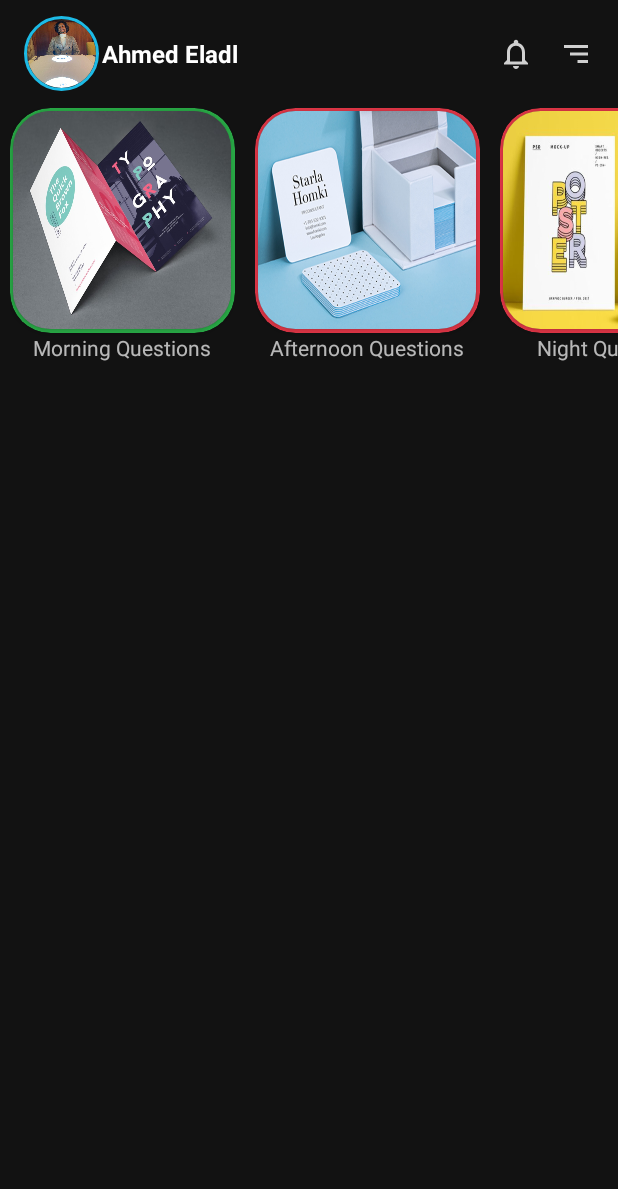
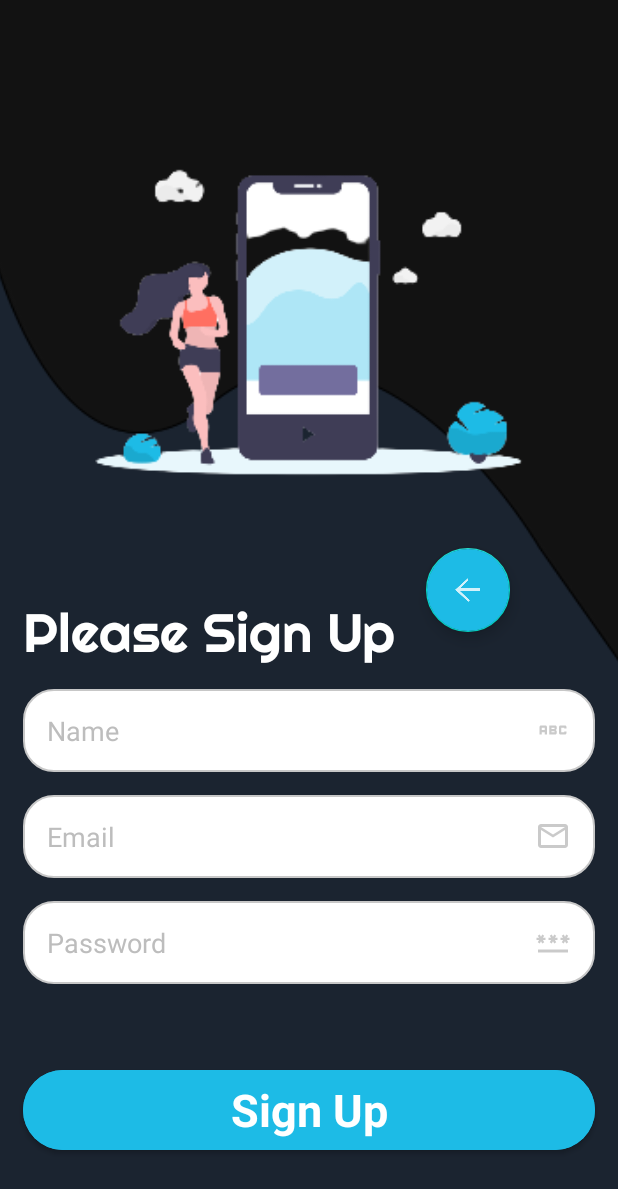
Before and after one commit to ahmedeladl00/health-app, an Android app: the screen it shows after launch (DashboardActivity before the commit, SignUpActivity after it), after a tap on "Log In", on a phone screen of 412 x 824 dp. Shown: the top 1189 px of the screen. Run offline under Robolectric (Android 15) with nearby library versions, the phone set to English and light mode, and no system bars; plain views replace CircularImageView.

Commit message:
Designed the SignUp page:

```diff
--- a/app/src/main/AndroidManifest.xml
+++ b/app/src/main/AndroidManifest.xml
@@ -13,6 +13,9 @@
         android:theme="@style/AppTheme"
         tools:targetApi="31">
         <activity
+            android:name=".SignUpActivity"
+            android:exported="false" />
+        <activity
             android:name=".DashboardActivity"
             android:exported="false" />
         <activity
--- a/app/src/main/java/com/example/jien/MainActivity.java
+++ b/app/src/main/java/com/example/jien/MainActivity.java
@@ -22,7 +22,7 @@ public class MainActivity extends AppCompatActivity {
         logInBtn.setOnClickListener(new View.OnClickListener() {
             @Override
             public void onClick(View v) {
-                Intent intent = new Intent(MainActivity.this, DashboardActivity.class);
+                Intent intent = new Intent(MainActivity.this, SignUpActivity.class);
                 startActivity(intent);
             }
         });
--- /dev/null
+++ b/app/src/main/java/com/example/jien/SignUpActivity.java
@@ -0,0 +1,14 @@
+package com.example.jien;
+
+import androidx.appcompat.app.AppCompatActivity;
+
+import android.os.Bundle;
+
+public class SignUpActivity extends AppCompatActivity {
+
+    @Override
+    protected void onCreate(Bundle savedInstanceState) {
+        super.onCreate(savedInstanceState);
+        setContentView(R.layout.activity_sign_up);
+    }
+}
--- /dev/null
+++ b/app/src/main/res/drawable-anydpi/ic_name.xml
@@ -0,0 +1,11 @@
+<vector xmlns:android="http://schemas.android.com/apk/res/android"
+    android:width="24dp"
+    android:height="24dp"
+    android:viewportWidth="24"
+    android:viewportHeight="24"
+    android:tint="#BDBDBD"
+    android:alpha="0.8">
+  <path
+      android:fillColor="@android:color/white"
+      android:pathData="M21,11h-1.5v-0.5h-2v3h2V13H21v1c0,0.55 -0.45,1 -1,1h-3c-0.55,0 -1,-0.45 -1,-1v-4c0,-0.55 0.45,-1 1,-1h3c0.55,0 1,0.45 1,1V11zM8,10v5H6.5v-1.5h-2V15H3v-5c0,-0.55 0.45,-1 1,-1h3C7.55,9 8,9.45 8,10zM6.5,10.5h-2V12h2V10.5zM13.5,12c0.55,0 1,0.45 1,1v1c0,0.55 -0.45,1 -1,1h-4V9h4c0.55,0 1,0.45 1,1v1C14.5,11.55 14.05,12 13.5,12zM11,10.5v0.75h2V10.5H11zM13,12.75h-2v0.75h2V12.75z"/>
+</vector>
--- /dev/null
+++ b/app/src/main/res/layout/activity_sign_up.xml
@@ -0,0 +1,148 @@
+<?xml version="1.0" encoding="utf-8"?>
+<androidx.constraintlayout.widget.ConstraintLayout xmlns:android="http://schemas.android.com/apk/res/android"
+    xmlns:app="http://schemas.android.com/apk/res-auto"
+    xmlns:tools="http://schemas.android.com/tools"
+    android:layout_width="match_parent"
+    android:layout_height="match_parent"
+    tools:context=".SignUpActivity">
+
+    <ImageView
+        android:id="@+id/imageView"
+        android:layout_width="481dp"
+        android:layout_height="679dp"
+        app:layout_constraintBottom_toBottomOf="parent"
+        app:layout_constraintEnd_toEndOf="parent"
+        app:layout_constraintStart_toStartOf="parent"
+        app:layout_constraintTop_toTopOf="parent"
+        app:layout_constraintVertical_bias="1.0"
+        app:srcCompat="@mipmap/signupbackground" />
+
+    <LinearLayout
+        android:id="@+id/linearLayout"
+        android:layout_width="match_parent"
+        android:layout_height="300dp"
+        android:layout_marginStart="32dp"
+        android:layout_marginTop="65dp"
+        android:layout_marginEnd="32dp"
+        android:orientation="vertical"
+        app:layout_constraintEnd_toEndOf="parent"
+        app:layout_constraintStart_toStartOf="parent"
+        app:layout_constraintHorizontal_bias="1.0"
+
+        app:layout_constraintTop_toTopOf="parent">
+
+        <ImageView
+            android:id="@+id/imageView4"
+            android:layout_width="match_parent"
+            android:layout_height="match_parent"
+            app:srcCompat="@mipmap/signup" />
+    </LinearLayout>
+
+    <com.google.android.material.floatingactionbutton.FloatingActionButton
+        android:id="@+id/fab"
+        style="@style/MyFab"
+        android:layout_width="wrap_content"
+        android:layout_height="wrap_content"
+        android:layout_gravity="bottom|end"
+        android:backgroundTint="#1DBBE6"
+        android:src="@drawable/ic_arrow"
+        app:layout_constraintEnd_toEndOf="parent"
+        app:layout_constraintHorizontal_bias="0.798"
+        app:layout_constraintStart_toStartOf="parent"
+        app:layout_constraintTop_toBottomOf="@+id/linearLayout"
+        app:tint="@android:color/white">
+    </com.google.android.material.floatingactionbutton.FloatingActionButton>
+
+    <TextView
+        android:id="@+id/textView"
+        android:layout_width="wrap_content"
+        android:layout_height="wrap_content"
+        android:layout_marginStart="15dp"
+        android:fontFamily="@font/righteous"
+        android:text="Please Sign Up"
+        android:textColor="@color/white"
+        android:textSize="36dp"
+        app:layout_constraintBottom_toBottomOf="parent"
+        app:layout_constraintStart_toStartOf="parent"
+        app:layout_constraintTop_toBottomOf="@+id/linearLayout"
+        app:layout_constraintVertical_bias="0.07999998" />
+
+    <EditText
+        android:id="@+id/editTextName"
+        android:layout_width="match_parent"
+        android:layout_height="55dp"
+        android:layout_margin="15dp"
+        android:layout_marginTop="16dp"
+        android:background="@drawable/rounded_edittext"
+        android:drawableEnd="@drawable/ic_name"
+        android:hint="Name"
+        android:inputType="textPersonName"
+        android:maxLines="1"
+        android:paddingStart="16dp"
+        android:paddingEnd="16dp"
+        android:textColor="#000000"
+        android:textColorHint="#BDBDBD"
+        app:layout_constraintBottom_toBottomOf="parent"
+        app:layout_constraintEnd_toEndOf="parent"
+        app:layout_constraintStart_toStartOf="parent"
+        app:layout_constraintTop_toBottomOf="@+id/textView"
+        app:layout_constraintVertical_bias="0.0" />
+
+    <EditText
+        android:id="@+id/editTextEmail"
+        android:layout_width="match_parent"
+        android:layout_height="55dp"
+        android:layout_margin="15dp"
+        android:layout_marginTop="16dp"
+        android:background="@drawable/rounded_edittext"
+        android:drawableEnd="@drawable/ic_email"
+        android:hint="Email"
+        android:inputType="textEmailAddress"
+        android:maxLines="1"
+        android:paddingStart="16dp"
+        android:paddingEnd="16dp"
+        android:textColor="#000000"
+        android:textColorHint="#BDBDBD"
+        app:layout_constraintBottom_toBottomOf="parent"
+        app:layout_constraintEnd_toEndOf="parent"
+        app:layout_constraintStart_toStartOf="parent"
+        app:layout_constraintTop_toBottomOf="@+id/editTextName"
+        app:layout_constraintVertical_bias="0.0" />
+
+    <EditText
+        android:id="@+id/editTextEmail2"
+        android:layout_width="match_parent"
+        android:layout_height="55dp"
+        android:layout_margin="15dp"
+        android:layout_marginTop="8dp"
+        android:background="@drawable/rounded_edittext"
+        android:drawableEnd="@drawable/ic_password"
+        android:hint="Password"
+        android:inputType="textPassword"
+        android:maxLines="1"
+        android:paddingStart="16dp"
+        android:paddingEnd="16dp"
+        android:textColor="#000000"
+        android:textColorHint="#BDBDBD"
+        app:layout_constraintBottom_toBottomOf="parent"
+        app:layout_constraintEnd_toEndOf="parent"
+        app:layout_constraintStart_toStartOf="parent"
+        app:layout_constraintTop_toBottomOf="@+id/editTextEmail"
+        app:layout_constraintVertical_bias="0.0" />
+
+    <Button
+        android:id="@+id/logInBtn"
+        style="@style/MyFab"
+        android:layout_width="match_parent"
+        android:layout_height="65dp"
+        android:layout_margin="15dp"
+        android:backgroundTint="#1dbbe6"
+        android:text="Sign Up"
+        android:textColor="#fff"
+        android:textSize="30dp"
+        android:textStyle="bold"
+        app:layout_constraintBottom_toBottomOf="parent"
+        app:layout_constraintEnd_toEndOf="parent"
+        app:layout_constraintStart_toStartOf="parent"
+        app:layout_constraintTop_toBottomOf="@+id/editTextEmail2" />
+</androidx.constraintlayout.widget.ConstraintLayout>
--- a/app/src/main/res/values/colors.xml
+++ b/app/src/main/res/values/colors.xml
@@ -6,4 +6,5 @@
     <color name="success">#28A745</color>
     <color name="color3">#365FF4</color>
     <color name="color4">#F4D436</color>
+    <color name="primary">#1B2430</color>
 </resources>
```
Also changed, not shown: app/src/main/res/drawable-hdpi/ic_name.png (added), app/src/main/res/drawable-mdpi/ic_name.png (added), app/src/main/res/drawable-xhdpi/ic_name.png (added), app/src/main/res/drawable-xxhdpi/ic_name.png (added), app/src/main/res/mipmap-xxhdpi/signup.png (added), app/src/main/res/mipmap-xxhdpi/signupbackground.png (added).
